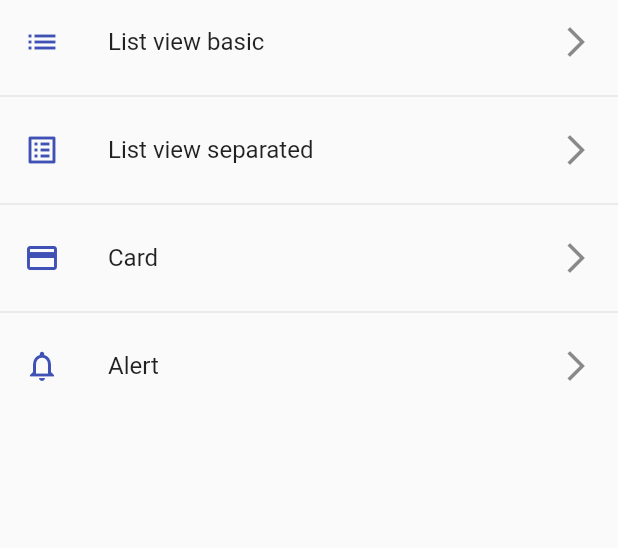
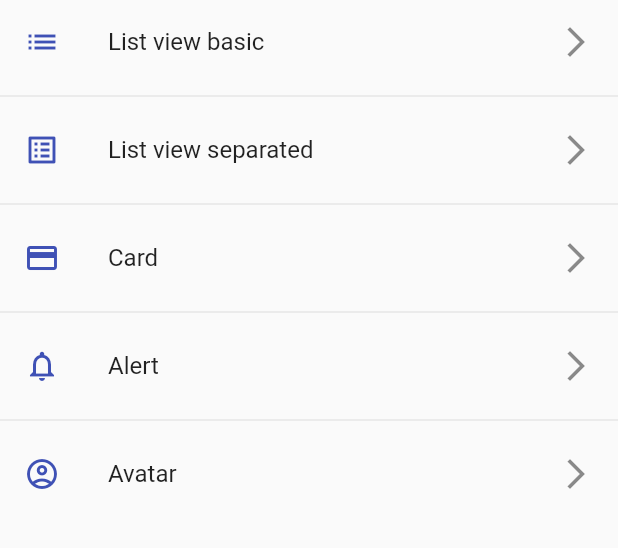
Before and after one commit to joseDev29/flutter_components_app, a Flutter app: the screen it shows after launch, on a phone screen of 412 x 824 dp, the part 84-632 px from its top. Run offline on Flutter 3.47's test engine with Material 2 defaults, Android fonts, the phone set to English and light mode, and no system bars.

```diff
--- a/lib/router/app_routes.dart
+++ b/lib/router/app_routes.dart
@@ -9,6 +9,7 @@ abstract class RouteKeys {
   static const listViewSeparated = 'listViewSeparated';
   static const card = 'card';
   static const alert = 'alert';
+  static const avatar = 'avatar';
 }
 
 abstract class AppRouter {
@@ -41,6 +42,12 @@ abstract class AppRouter {
       icon: Icons.notifications_outlined,
       name: "Alert",
       widget: const AlertView(),
+    ),
+    RouteItem(
+      route: RouteKeys.avatar,
+      icon: Icons.account_circle_outlined,
+      name: 'Avatar',
+      widget: const AvatarView(),
     )
   ];
 
--- a/lib/views/views.dart
+++ b/lib/views/views.dart
@@ -3,3 +3,4 @@ export 'package:components_app/views/list_view_basic_view.dart';
 export 'package:components_app/views/list_view_separated_view.dart';
 export 'package:components_app/views/card_view/card_view.dart';
 export 'package:components_app/views/alert_view.dart';
+export 'package:components_app/views/avatar_view.dart';
```
Also changed, not shown: lib/views/avatar_view.dart (added, +31 -0 lines).
